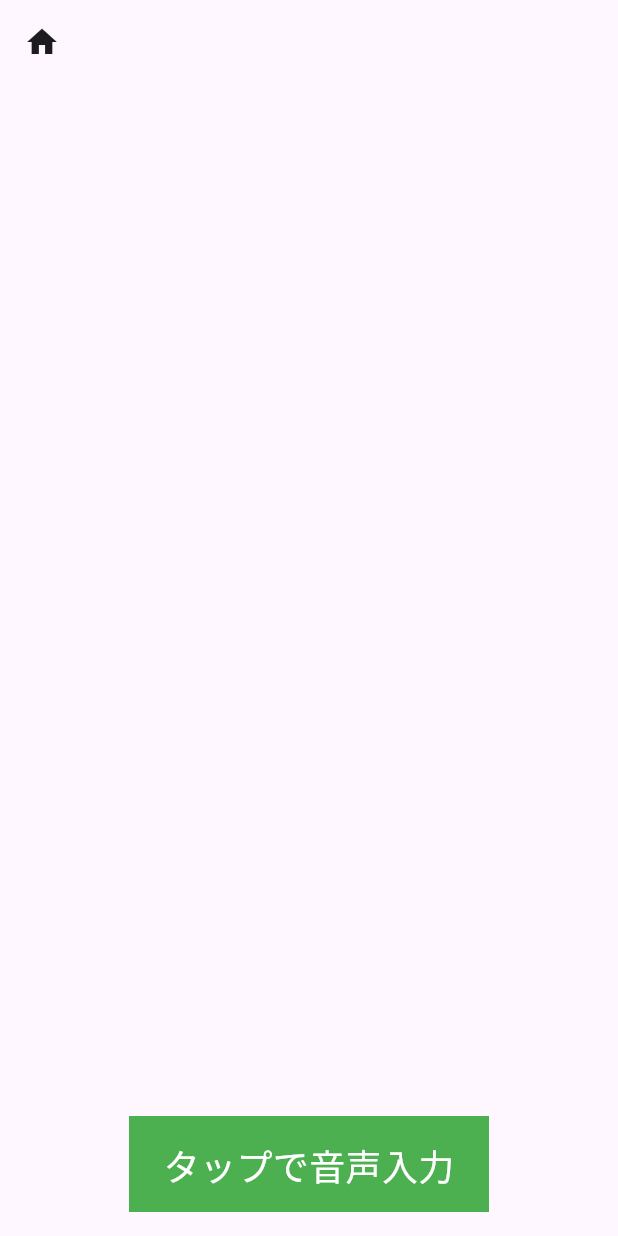
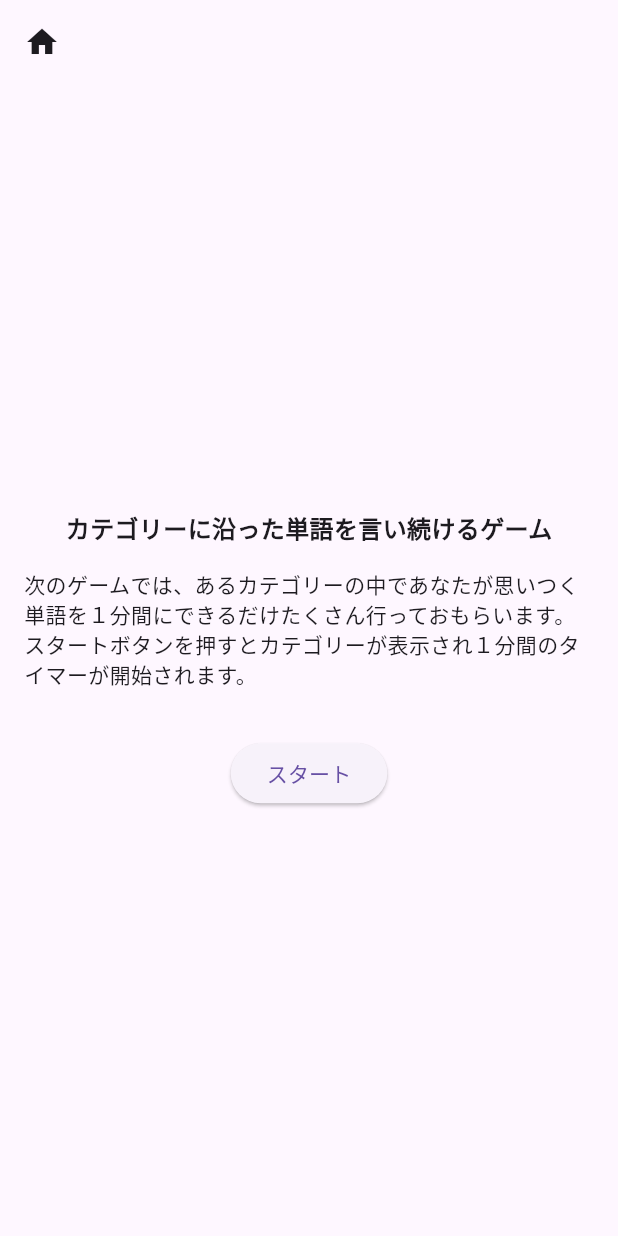
Before and after one commit to kenta-wakasa/cft, a Flutter app: the SemanticFluencyPage screen opened by its route, on a phone screen of 412 x 824 dp. Run offline on Flutter 3.47's test engine with Material 3 defaults, Android fonts, the phone set to English and light mode, and no system bars; our stand-ins replace cloud_firestore, firebase_auth, firebase_core, flutter_riverpod, freezed_annotation, gap and 4 more; missing offline and left inert: arrow_path, dart:html; accounts and stored records are empty; generated files the repository leaves out were written again.

Commit message:
add semantic_fluency_log

```diff
--- /dev/null
+++ b/lib/semantic_fluency/answer_word_with_timestamp.dart
@@ -0,0 +1,16 @@
+import 'package:freezed_annotation/freezed_annotation.dart';
+
+part 'answer_word_with_timestamp.freezed.dart';
+part 'answer_word_with_timestamp.g.dart';
+
+@freezed
+class AnswerWordWithTimestamp with _$AnswerWordWithTimestamp {
+  factory AnswerWordWithTimestamp({
+    required String word,
+    required DateTime timestamp,
+  }) = _AnswerWordWithTimestamp;
+  const AnswerWordWithTimestamp._();
+
+  factory AnswerWordWithTimestamp.fromJson(Map<String, dynamic> json) =>
+      _$AnswerWordWithTimestampFromJson(json);
+}
--- /dev/null
+++ b/lib/semantic_fluency/semantic_fluency_log.dart
@@ -0,0 +1,19 @@
+import 'package:cft/semantic_fluency/answer_word_with_timestamp.dart';
+import 'package:freezed_annotation/freezed_annotation.dart';
+
+part 'semantic_fluency_log.freezed.dart';
+part 'semantic_fluency_log.g.dart';
+
+@freezed
+class SemanticFluencyLog with _$SemanticFluencyLog {
+  factory SemanticFluencyLog({
+    required String id,
+    required DateTime startedAt,
+    required String userId,
+    @Default([]) List<AnswerWordWithTimestamp> answerWordWithTimestampList,
+  }) = _SemanticFluencyLog;
+  const SemanticFluencyLog._();
+
+  factory SemanticFluencyLog.fromJson(Map<String, dynamic> json) =>
+      _$SemanticFluencyLogFromJson(json);
+}
--- a/lib/semantic_fluency/semantic_fluency_page.dart
+++ b/lib/semantic_fluency/semantic_fluency_page.dart
@@ -1,8 +1,13 @@
 import 'package:cft/common/common_app_bar.dart';
+import 'package:cft/semantic_fluency/answer_word_with_timestamp.dart';
+import 'package:cft/semantic_fluency/semantic_fluency_log.dart';
+import 'package:cloud_firestore/cloud_firestore.dart';
+import 'package:firebase_auth/firebase_auth.dart';
 import 'package:flutter/material.dart';
 import 'package:flutter_riverpod/flutter_riverpod.dart';
 import 'package:gap/gap.dart';
 import 'package:speech_to_text/speech_to_text.dart' as stt;
+import 'package:uuid/v6.dart';
 
 class SemanticFluencyPage extends ConsumerStatefulWidget {
   const SemanticFluencyPage({super.key});
@@ -15,12 +20,14 @@ class SemanticFluencyPage extends ConsumerStatefulWidget {
 }
 
 class _SemanticFluencyPageState extends ConsumerState<SemanticFluencyPage> {
+  var isReady = false;
+
   stt.SpeechToText? speechToText;
 
   final controller = TextEditingController();
   final scrollController = ScrollController();
 
-  List<String> recognizedWords = [];
+  final answerWordWithTimestampList = <AnswerWordWithTimestamp>[];
 
   var isStandby = false;
 
@@ -60,7 +67,12 @@ class _SemanticFluencyPageState extends ConsumerState<SemanticFluencyPage> {
       return;
     }
     setState(() {
-      recognizedWords.add(controller.text);
+      answerWordWithTimestampList.add(
+        AnswerWordWithTimestamp(
+          word: controller.text,
+          timestamp: DateTime.now(),
+        ),
+      );
     });
 
     await speechToText?.stop();
@@ -82,14 +94,7 @@ class _SemanticFluencyPageState extends ConsumerState<SemanticFluencyPage> {
   Future<void> init() async {
     speechToText = stt.SpeechToText();
 
-    final available = await speechToText!.initialize(
-      onError: (error) {
-        print(error.errorMsg);
-      },
-      onStatus: (status) {
-        print(status);
-      },
-    );
+    final available = await speechToText!.initialize();
     if (!available) {
       return;
     }
@@ -109,14 +114,141 @@ class _SemanticFluencyPageState extends ConsumerState<SemanticFluencyPage> {
     speechToText?.cancel();
   }
 
+  var elapsed = Duration.zero;
+
+  var isTimeUp = false;
+
+  var startedAt = DateTime.now();
+  Future<void> timer() async {
+    startedAt = DateTime.now();
+    while (true && context.mounted) {
+      await Future.delayed(const Duration(milliseconds: 1000 ~/ 60));
+      if (!context.mounted) {
+        return;
+      }
+      elapsed =
+          startedAt.add(const Duration(seconds: 60)).difference(DateTime.now());
+      if (elapsed.isNegative) {
+        timeUp();
+        break;
+      }
+      setState(() {});
+    }
+  }
+
+  Future<void> timeUp() async {
+    await sendLogData();
+    answerWordWithTimestampList.clear();
+    isTimeUp = true;
+    elapsed = Duration.zero;
+    await speechToText?.stop();
+    remainSec = countDown;
+    isStandby = false;
+    setState(() {});
+  }
+
+  Future<void> sendLogData() async {
+    final uid = FirebaseAuth.instance.currentUser?.uid;
+    if (uid == null) {
+      return;
+    }
+    await FirebaseFirestore.instance.collection('semantic_fluency_log').add(
+          SemanticFluencyLog(
+            id: const UuidV6().generate(),
+            startedAt: startedAt,
+            userId: uid,
+            answerWordWithTimestampList: answerWordWithTimestampList,
+          ).toJson(),
+        );
+  }
+
   @override
   Widget build(BuildContext context) {
+    if (!isReady) {
+      return Scaffold(
+        appBar: const CommonAppBar(),
+        body: Center(
+          child: SingleChildScrollView(
+            child: Padding(
+              padding: const EdgeInsets.all(16),
+              child: Column(
+                mainAxisSize: MainAxisSize.min,
+                children: [
+                  const Text(
+                    'カテゴリーに沿った単語を言い続けるゲーム',
+                    style: TextStyle(
+                      fontSize: 16,
+                      fontWeight: FontWeight.bold,
+                    ),
+                  ),
+                  const Gap(16),
+                  const Text(
+                      '次のゲームでは、あるカテゴリーの中であなたが思いつく単語を１分間にできるだけたくさん行っておもらいます。スタートボタンを押すとカテゴリーが表示され１分間のタイマーが開始されます。'),
+                  const Gap(32),
+                  ElevatedButton(
+                    onPressed: () {
+                      setState(() {
+                        isReady = true;
+                      });
+                      timer();
+                    },
+                    child: const Text('スタート'),
+                  ),
+                ],
+              ),
+            ),
+          ),
+        ),
+      );
+    }
+
+    if (isTimeUp) {
+      return Scaffold(
+        appBar: const CommonAppBar(),
+        body: Center(
+          child: Column(
+            mainAxisAlignment: MainAxisAlignment.center,
+            children: [
+              const Text(
+                '終了',
+                style: TextStyle(
+                  fontSize: 16,
+                  fontWeight: FontWeight.bold,
+                ),
+              ),
+              const Gap(16),
+              ElevatedButton(
+                onPressed: () {
+                  setState(() {
+                    isReady = false;
+                    isTimeUp = false;
+                  });
+                },
+                child: const Text('再挑戦'),
+              ),
+            ],
+          ),
+        ),
+      );
+    }
+
     return Scaffold(
       appBar: const CommonAppBar(),
       body: Center(
         child: Column(
           mainAxisAlignment: MainAxisAlignment.center,
           children: [
+            Text(
+              '${elapsed.inMinutes}:${(elapsed.inSeconds % 60).toString().padLeft(2, '0')}',
+              style: Theme.of(context).textTheme.titleLarge,
+            ),
+            const Text(
+              'テーマ：動物',
+              style: TextStyle(
+                fontSize: 20,
+                fontWeight: FontWeight.bold,
+              ),
+            ),
             Expanded(
               child: Padding(
                 padding: const EdgeInsets.all(16),
@@ -127,7 +259,7 @@ class _SemanticFluencyPageState extends ConsumerState<SemanticFluencyPage> {
                     crossAxisSpacing: 8,
                     mainAxisSpacing: 8,
                   ),
-                  itemCount: recognizedWords.length,
+                  itemCount: answerWordWithTimestampList.length,
                   itemBuilder: (context, index) {
                     return Container(
                       color: Colors.red[200],
@@ -137,7 +269,7 @@ class _SemanticFluencyPageState extends ConsumerState<SemanticFluencyPage> {
                           children: [
                             Expanded(
                               child: Text(
-                                recognizedWords[index],
+                                answerWordWithTimestampList[index].word,
                                 style: const TextStyle(fontSize: 20),
                               ),
                             ),
```
Also changed, not shown: lib/persistence_attention/persistence_attention_page.dart (+19 -3 lines), lib/semantic_fluency/answer_word_with_timestamp.freezed.dart (added), lib/semantic_fluency/answer_word_with_timestamp.g.dart (added), lib/semantic_fluency/semantic_fluency_log.freezed.dart (added), lib/semantic_fluency/semantic_fluency_log.g.dart (added).
